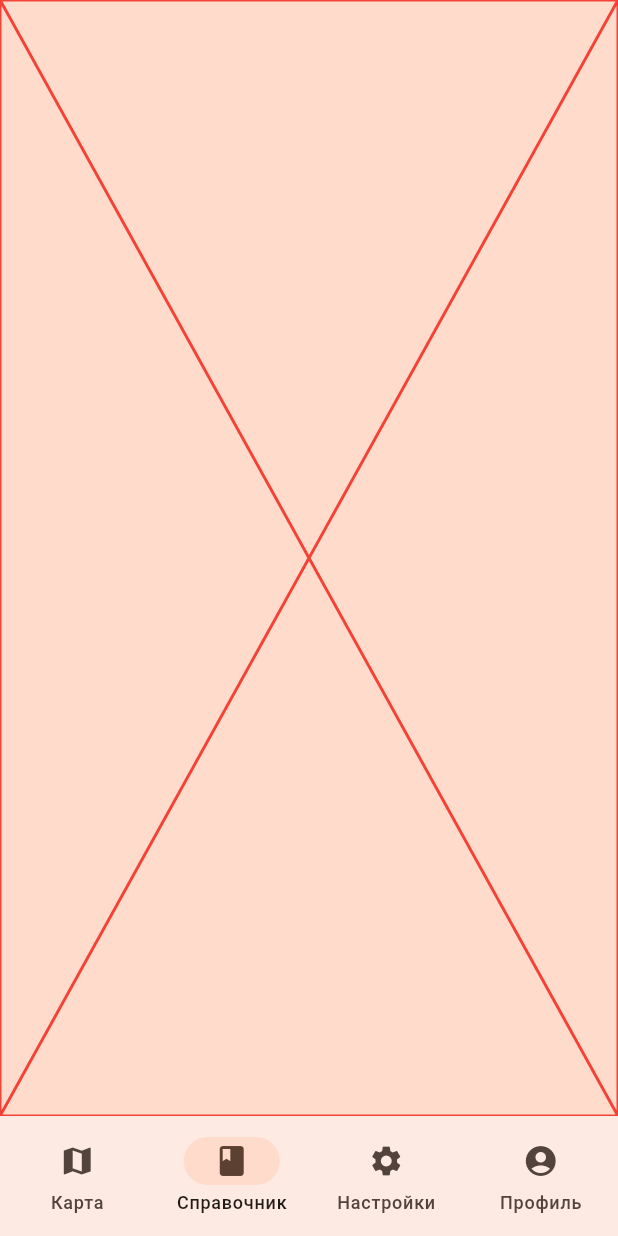
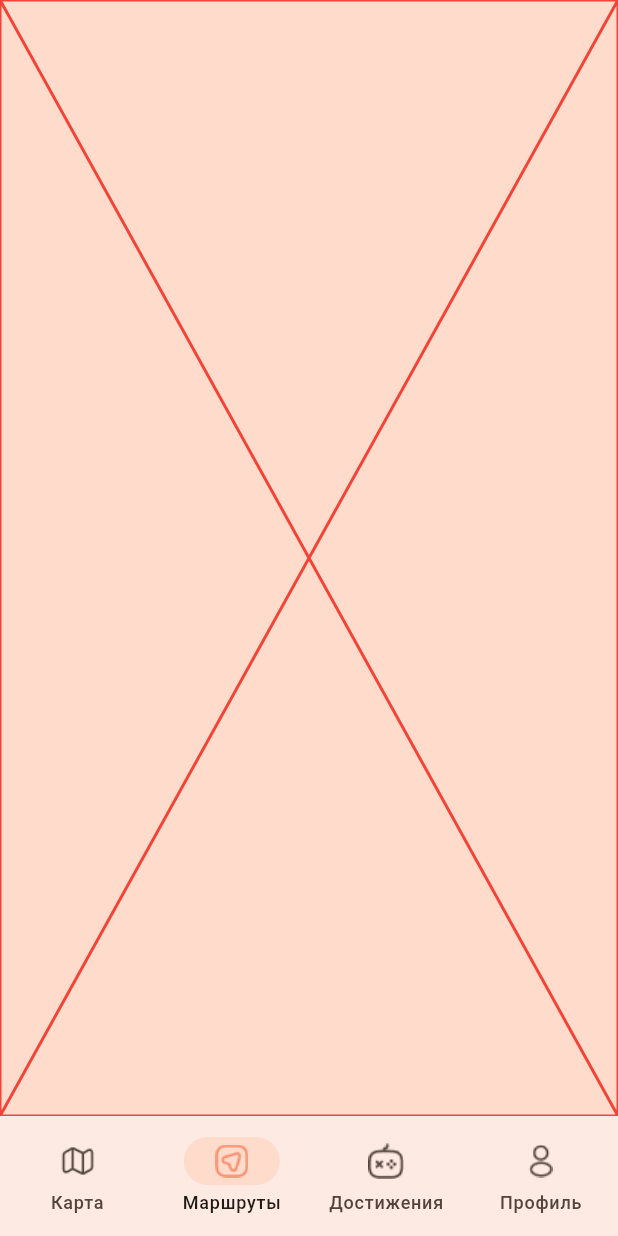
Before and after one commit to DmitrySnTDP/my_mystery_city, a Flutter app: the screen it shows after launch, item 2 of the bottom bar chosen, on a phone screen of 412 x 824 dp. Run offline on Flutter 3.47's test engine with Material 3 defaults, Android fonts, the phone set to English and light mode, and no system bars; missing offline and left inert: yandex_maps_mapkit.

Commit message:
03.06 17.04.2025

```diff
--- a/lib/main.dart
+++ b/lib/main.dart
@@ -2,6 +2,7 @@ import 'package:flutter/material.dart';
 import 'package:yandex_maps_mapkit/init.dart' as init;
 import 'map.dart';
 import '_mapkit_key.dart';
+
 
 void main() async {
   WidgetsFlutterBinding.ensureInitialized();
@@ -39,6 +40,18 @@ class MyHomePage extends StatefulWidget {
 
 class _MyHomePageState extends State<MyHomePage> {
   var selectedIndex = 0;
+  final colorOnClick = Color.fromRGBO(246, 135, 99, 1);
+  // final gradientColor = ShaderMask(
+  // shaderCallback: (Rect bounds) {
+  //   return LinearGradient(
+  //     colors: [Color.fromRGBO(247, 108, 108, 1), Color.fromRGBO(244, 162, 89, 1)],
+  //     begin: Alignment.centerLeft,
+  //     end: Alignment.centerRight,
+  //     ).createShader(bounds);
+  //   },
+  //   child: Icon(Icons.settings),
+  // );
+
 
   @override
   Widget build(BuildContext context){
@@ -76,21 +89,25 @@ class _MyHomePageState extends State<MyHomePage> {
                   });
                 },
               selectedIndex: selectedIndex,
-              destinations: const <Widget>[
+              destinations: <Widget>[
                 NavigationDestination(
-                  icon: Icon(Icons.map),
+                  selectedIcon: ImageIcon(const AssetImage("assets/icons/map.png"), color: colorOnClick),
+                  icon: const ImageIcon(AssetImage('assets/icons/map.png')),
                   label: 'Карта',
                 ),
                 NavigationDestination(
-                  icon: Icon(Icons.book),
-                  label: 'Справочник',
+                  selectedIcon: ImageIcon(const AssetImage("assets/icons/routes.png"), color: colorOnClick),
+                  icon: const ImageIcon(AssetImage('assets/icons/routes.png')),
+                  label: 'Маршруты',
                 ),
                 NavigationDestination(
-                  icon: Icon(Icons.settings),
-                  label: 'Настройки',
+                  selectedIcon: ImageIcon(const AssetImage("assets/icons/achievements.png"), color: colorOnClick),
+                  icon: const ImageIcon(AssetImage('assets/icons/achievements.png')),
+                  label: 'Достижения',
                 ),
                 NavigationDestination(
-                  icon: Icon(Icons.account_circle),
+                  selectedIcon: ImageIcon(const AssetImage("assets/icons/profile.png"), color: colorOnClick),
+                  icon: const ImageIcon(AssetImage('assets/icons/profile.png')),
                   label: 'Профиль',
                 ),
               ],
--- a/pubspec.yaml
+++ b/pubspec.yaml
@@ -35,6 +35,7 @@ dependencies:
   # Use with the CupertinoIcons class for iOS style icons.
   cupertino_icons: ^1.0.8
   yandex_maps_mapkit: ^4.13.0-beta
+  flutter_launcher_icons: ^0.14.3
 
 dev_dependencies:
   flutter_test:
@@ -59,7 +60,8 @@ flutter:
   uses-material-design: true
 
   # To add assets to your application, add an assets section, like this:
-  # assets:
+  assets:
+      - assets/icons/
   #   - images/a_dot_burr.jpeg
   #   - images/a_dot_ham.jpeg
 
```
Also changed, not shown: assets/icons/achievements.png (added), assets/icons/map.png (added), assets/icons/profile.png (added), assets/icons/routes.png (added), pubspec.lock, 21 other files.
